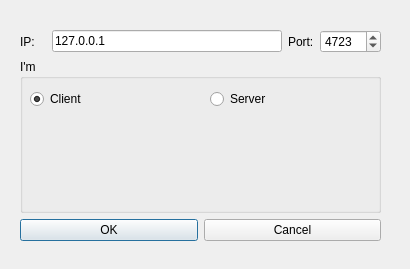
Old version of the form communicatordialog.ui in the repository LyricZhao/QtChineseChess.
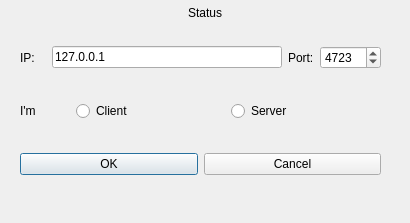
New version of the form.

Diff of the .ui file:
```diff
--- a/communicatordialog.ui
+++ b/communicatordialog.ui
@@ -7,7 +7,7 @@
     <x>0</x>
     <y>0</y>
     <width>410</width>
-    <height>269</height>
+    <height>223</height>
    </rect>
   </property>
   <property name="windowTitle">
@@ -17,9 +17,9 @@
    <property name="geometry">
     <rect>
      <x>20</x>
-     <y>30</y>
+     <y>20</y>
      <width>361</width>
-     <height>211</height>
+     <height>181</height>
     </rect>
    </property>
    <layout class="QVBoxLayout" name="verticalLayout">
@@ -59,42 +59,27 @@
      </layout>
     </item>
     <item>
-     <layout class="QHBoxLayout" name="horizontalLayout">
+     <layout class="QHBoxLayout" name="horizontalLayout" stretch="1,3,3">
       <item>
-       <widget class="QGroupBox" name="groupBox">
-        <property name="title">
+       <widget class="QLabel" name="imLabel">
+        <property name="text">
          <string>I'm</string>
         </property>
+       </widget>
+      </item>
+      <item>
         <widget class="QRadioButton" name="clientRB">
-         <property name="geometry">
-          <rect>
-           <x>10</x>
-           <y>30</y>
-           <width>100</width>
-           <height>20</height>
-          </rect>
-         </property>
          <property name="text">
           <string>Client</string>
          </property>
-         <property name="checked">
-          <bool>true</bool>
-         </property>
-        </widget>
+       </widget>
+      </item>
+      <item>
         <widget class="QRadioButton" name="serverRB">
-         <property name="geometry">
-          <rect>
-           <x>190</x>
-           <y>30</y>
-           <width>100</width>
-           <height>20</height>
-          </rect>
-         </property>
          <property name="text">
           <string>Server</string>
          </property>
         </widget>
-       </widget>
       </item>
      </layout>
     </item>
@@ -118,6 +103,22 @@
     </item>
    </layout>
   </widget>
+  <widget class="QLabel" name="label">
+   <property name="geometry">
+    <rect>
+     <x>175</x>
+     <y>5</y>
+     <width>60</width>
+     <height>16</height>
+    </rect>
+   </property>
+   <property name="text">
+    <string>Status</string>
+   </property>
+   <property name="alignment">
+    <set>Qt::AlignCenter</set>
+   </property>
+  </widget>
  </widget>
  <resources/>
  <connections/>
```
Left out of the diff: 2 changed lines with no effect on the pictures. Lines whose indentation alone changed are shown as unchanged.
